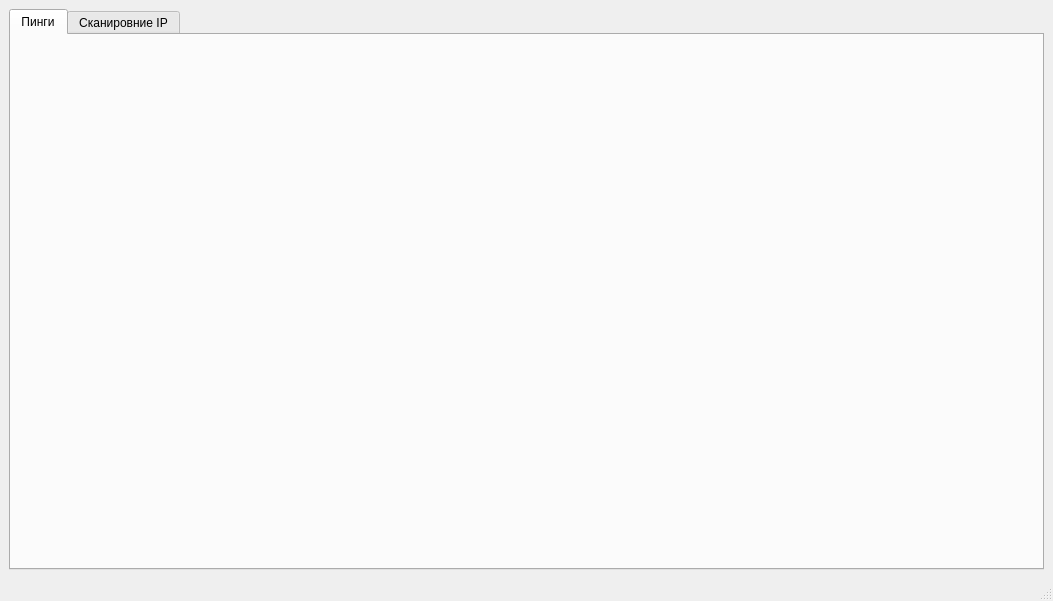
Above: mainwindow.ui from CJayM/NetworkTools before the change. Below: the same form after it.
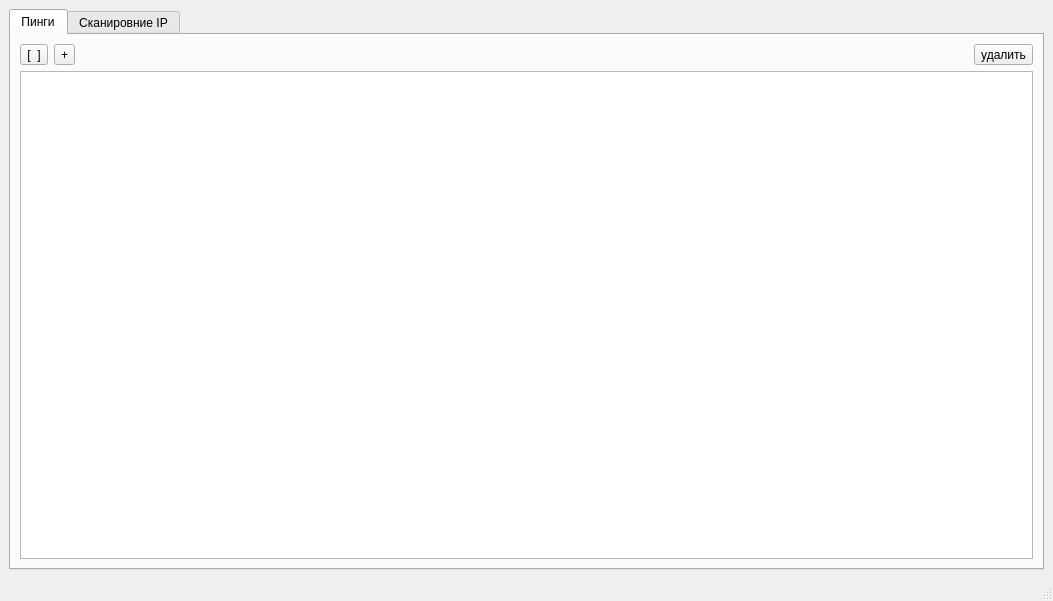
That is the form after the change. The open tabs and pages were chosen to show the change.

Diff of the .ui file:
```diff
--- a/mainwindow.ui
+++ b/mainwindow.ui
@@ -24,6 +24,49 @@
        <attribute name="title">
         <string>Пинги</string>
        </attribute>
+       <layout class="QVBoxLayout" name="verticalLayout_5">
+        <item>
+         <layout class="QHBoxLayout" name="horizontalLayout_2">
+          <item>
+           <widget class="QToolButton" name="btnAddPingGroup">
+            <property name="text">
+             <string>[  ]</string>
+            </property>
+           </widget>
+          </item>
+          <item>
+           <widget class="QToolButton" name="btnAddPingEntry">
+            <property name="text">
+             <string>+</string>
+            </property>
+           </widget>
+          </item>
+          <item>
+           <spacer name="horizontalSpacer_3">
+            <property name="orientation">
+             <enum>Qt::Horizontal</enum>
+            </property>
+            <property name="sizeHint" stdset="0">
+             <size>
+              <width>40</width>
+              <height>20</height>
+             </size>
+            </property>
+           </spacer>
+          </item>
+          <item>
+           <widget class="QToolButton" name="btnAddPingEntry_2">
+            <property name="text">
+             <string>удалить</string>
+            </property>
+           </widget>
+          </item>
+         </layout>
+        </item>
+        <item>
+         <widget class="QTreeView" name="pingTree"/>
+        </item>
+       </layout>
       </widget>
       <widget class="QWidget" name="scan_tab">
        <attribute name="title">
```
Left out of the diff: 2 changed lines with no effect on the pictures.
